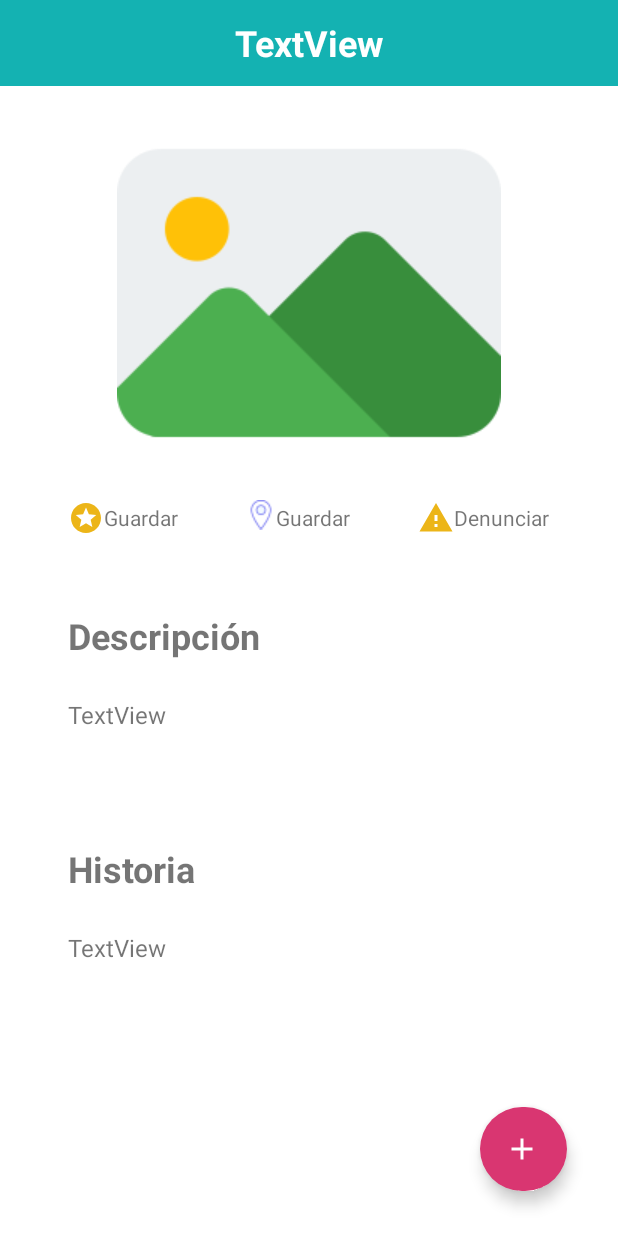
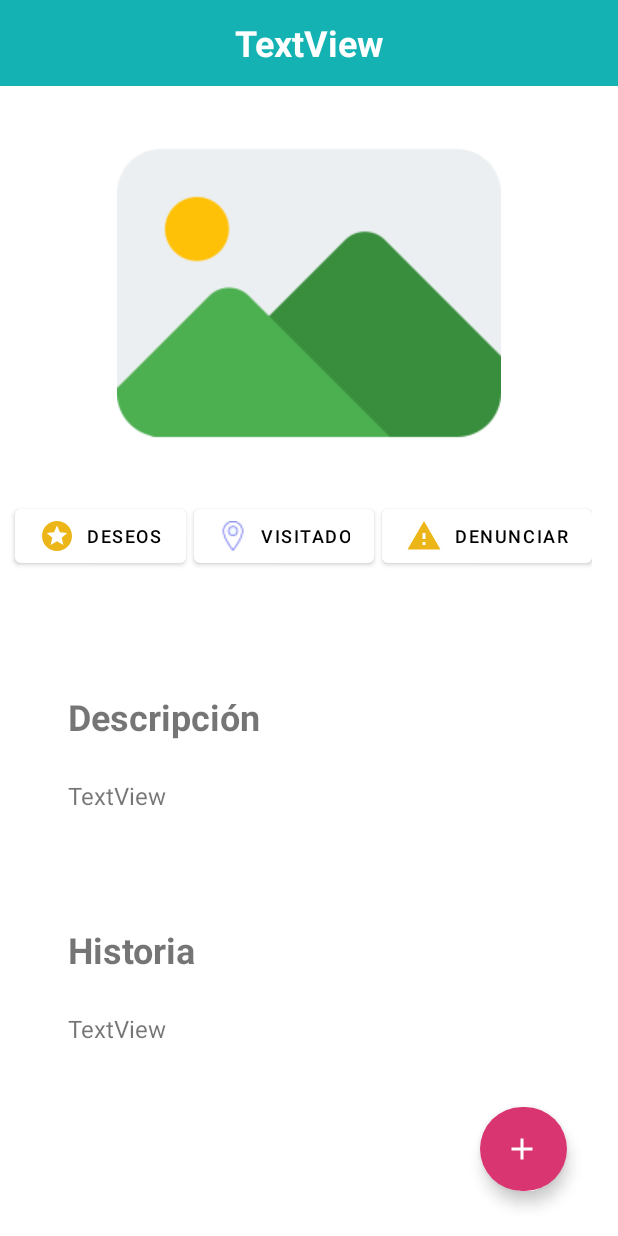
Before and after one commit to FelipeYepez/KAMPA, an Android app: the SitioActivity screen opened directly, with no data from a screen before it, on a phone screen of 412 x 824 dp. Run offline under Robolectric (Android 15) with nearby library versions, the phone set to English and light mode, and no system bars; libraries missing offline, so code that uses them is left out: com.parse; 1 statement that could not run was skipped.

Commit message:
Refactorizar botones en activity sitio

```diff
--- a/Project/app/src/main/res/layout/activity_sitio.xml
+++ b/Project/app/src/main/res/layout/activity_sitio.xml
@@ -61,53 +61,48 @@
                 android:orientation="horizontal"
                 android:layout_marginTop="10dp">
 
-                <ImageButton
+                <Button
                     android:id="@+id/addWishListBtn"
                     android:layout_width="wrap_content"
                     android:layout_height="wrap_content"
-                    android:layout_marginStart="45dp"
-                    app:srcCompat="@drawable/icono_favoritos"
-                    android:background="@color/white"/>
+                    android:layout_gravity="left"
+                    android:layout_marginLeft="10dp"
+                    android:layout_marginTop="30dp"
+                    android:drawableLeft="@drawable/icono_favoritos"
+                    android:drawableTint="#ECB518"
+                    android:gravity="center"
+                    android:text="Deseos"
+                    android:textColor="@color/black"
+                    android:textSize="12dp"
+                    app:backgroundTint="@color/white" />
 
-                <TextView
-                    android:id="@+id/addWishListText"
-                    android:layout_width="wrap_content"
-                    android:layout_height="wrap_content"
-                    android:layout_gravity="center"
-                    android:text="Guardar"
-                    android:textSize="14dp" />
-
-                <ImageButton
+                <Button
                     android:id="@+id/VisitedBtn"
                     android:layout_width="wrap_content"
                     android:layout_height="wrap_content"
-                    android:layout_marginStart="45dp"
-                    app:srcCompat="@drawable/marker"
-                    android:background="@color/white"/>
+                    android:layout_gravity="left"
+                    android:layout_marginLeft="5dp"
+                    android:layout_marginTop="30dp"
+                    android:drawableLeft="@drawable/marker"
+                    android:gravity="center"
+                    android:text="Visitado"
+                    android:textColor="@color/black"
+                    android:textSize="12dp"
+                    app:backgroundTint="@color/white" />
 
-                <TextView
-                    android:id="@+id/VisitedText"
-                    android:layout_width="wrap_content"
-                    android:layout_height="wrap_content"
-                    android:layout_gravity="center"
-                    android:text="Guardar"
-                    android:textSize="14dp" />
-
-                <ImageButton
+                <Button
                     android:id="@+id/DenunciarBtn"
                     android:layout_width="wrap_content"
                     android:layout_height="wrap_content"
-                    android:layout_marginStart="45dp"
-                    android:background="@color/white"
-                    app:srcCompat="@drawable/ic_baseline_warning_24"/>
-
-                <TextView
-                    android:id="@+id/DenunciarText"
-                    android:layout_width="wrap_content"
-                    android:layout_height="wrap_content"
-                    android:layout_gravity="center"
+                    android:layout_gravity="left"
+                    android:layout_marginLeft="5dp"
+                    android:layout_marginTop="30dp"
+                    android:drawableLeft="@drawable/ic_baseline_warning_24"
+                    android:gravity="center"
                     android:text="Denunciar"
-                    android:textSize="14dp" />
+                    android:textColor="@color/black"
+                    android:textSize="12dp"
+                    app:backgroundTint="@color/white" />
 
             </LinearLayout>
 
```
